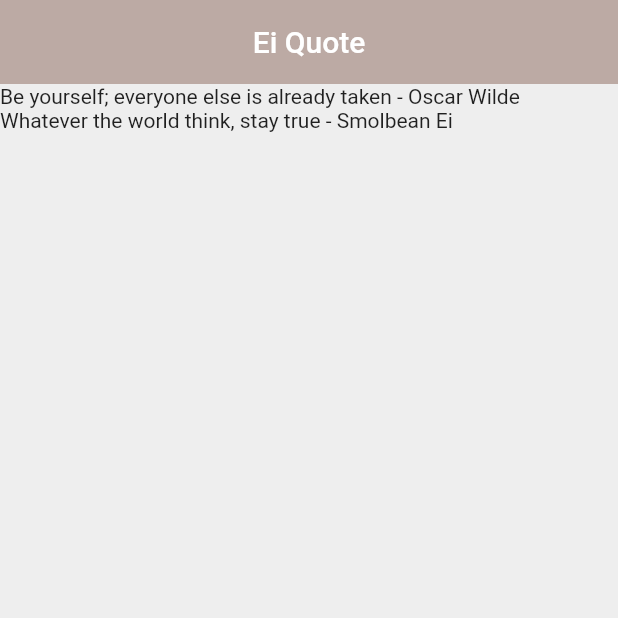
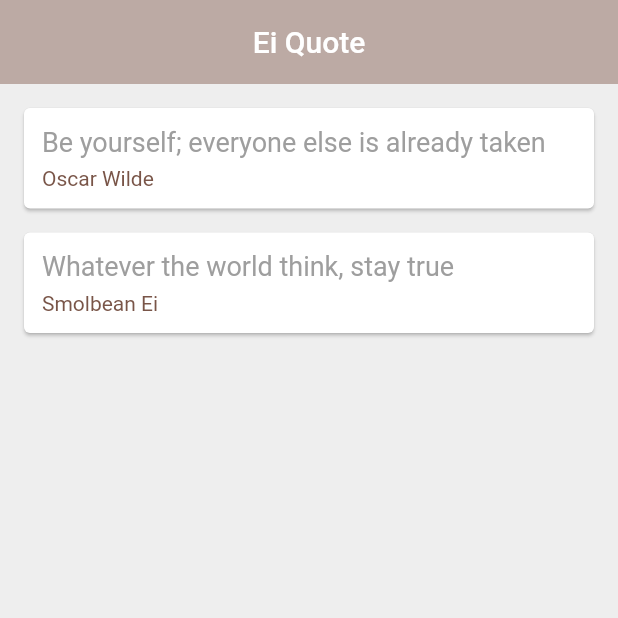
Before and after one commit to ilenvin/flutter-learn, a Flutter app: the screen it shows after launch, on a phone screen of 412 x 824 dp, the top half of it. Run offline on Flutter 3.47's test engine with Material 2 defaults, Android fonts, the phone set to English and light mode, and no system bars.

Commit message:
card widget

```diff
--- a/lib/main.dart
+++ b/lib/main.dart
@@ -27,6 +27,29 @@ class _QuoteListState extends State<QuoteList> {
     // 'The truth is rarely pure and never simple',
   ];
 
+  Widget quoteTemplate(quote) {
+    return Card(
+      margin: const EdgeInsets.fromLTRB(16.0, 16.0, 16.0, 0.0),
+      child: Padding(
+        padding: const EdgeInsets.all(12.0),
+        child: Column(
+          crossAxisAlignment: CrossAxisAlignment.stretch,
+          children: [
+            Text(
+              quote.text,
+              style: const TextStyle(fontSize: 18.0, color: Colors.grey),
+            ),
+            const SizedBox(height: 6.0),
+            Text(
+              quote.author,
+              style: const TextStyle(fontSize: 14.0, color: Colors.brown),
+            ),
+          ],
+        ),
+      ),
+    );
+  }
+
   @override
   Widget build(BuildContext context) {
     return Scaffold(
@@ -35,15 +58,12 @@ class _QuoteListState extends State<QuoteList> {
         title: const Text(
           'Ei Quote',
         ),
-        elevation: 0.0,
         backgroundColor: Colors.brown[200],
         centerTitle: true,
+        elevation: 0.0,
       ),
       body: Column(
-        crossAxisAlignment: CrossAxisAlignment.start,
-        children: quotes
-            .map((quote) => Text('${quote.text} - ${quote.author}'))
-            .toList(),
+        children: quotes.map((quote) => quoteTemplate(quote)).toList(),
       ),
     );
   }
```
